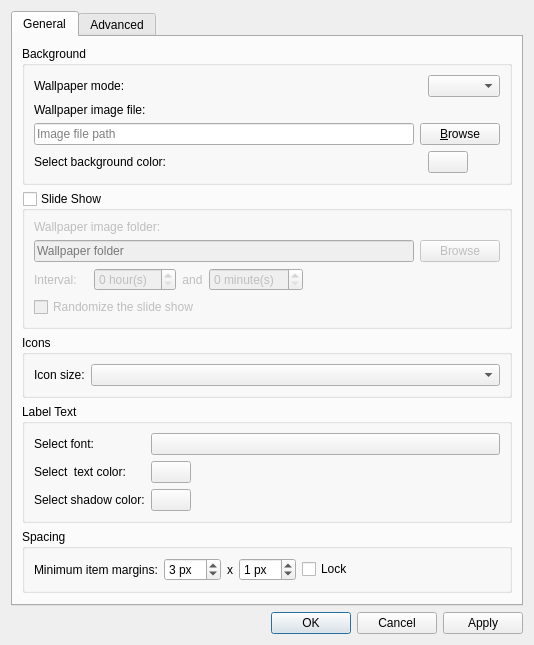
Old version of the form pcmanfm/desktop-preferences.ui in the repository lxqt/pcmanfm-qt.
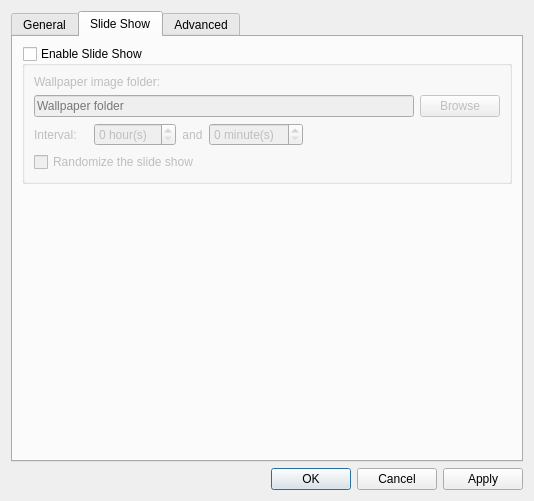
New version of the form. The open tabs and pages were chosen to show the change. Custom widgets are drawn as their Qt base class.

Commit message: Remember last wallpaper

```diff
--- a/pcmanfm/desktop-preferences.ui
+++ b/pcmanfm/desktop-preferences.ui
@@ -7,7 +7,7 @@
     <x>0</x>
     <y>0</y>
     <width>534</width>
-    <height>500</height>
+    <height>434</height>
    </rect>
   </property>
   <property name="windowTitle">
@@ -113,124 +113,6 @@
          </layout>
         </widget>
        </item>
-       <item>
-        <widget class="QGroupBox" name="slideShow">
-         <property name="title">
-          <string>Slide Show</string>
-         </property>
-         <property name="checkable">
-          <bool>true</bool>
-         </property>
-         <property name="checked">
-          <bool>false</bool>
-         </property>
-         <layout class="QGridLayout" name="gridLayout_4">
-          <item row="0" column="0" colspan="7">
-           <widget class="QLabel" name="label_10">
-            <property name="text">
-             <string>Wallpaper image folder:</string>
-            </property>
-           </widget>
-          </item>
-          <item row="1" column="6">
-           <widget class="QPushButton" name="folderBrowse">
-            <property name="text">
-             <string>Browse</string>
-            </property>
-           </widget>
-          </item>
-          <item row="2" column="2">
-           <widget class="QSpinBox" name="hours">
-            <property name="suffix">
-             <string> hour(s)</string>
-            </property>
-            <property name="maximum">
-             <number>24</number>
-            </property>
-           </widget>
-          </item>
-          <item row="2" column="3">
-           <widget class="QLabel" name="label_12">
-            <property name="text">
-             <string>and</string>
-            </property>
-            <property name="alignment">
-             <set>Qt::AlignCenter</set>
-            </property>
-            <property name="margin">
-             <number>5</number>
-            </property>
-           </widget>
-          </item>
-          <item row="2" column="0">
-           <widget class="QLabel" name="label_11">
-            <property name="toolTip">
-             <string>Intervals less than 5min will be ignored</string>
-            </property>
-            <property name="text">
-             <string>Interval:</string>
-            </property>
-           </widget>
-          </item>
-          <item row="2" column="4">
-           <widget class="QSpinBox" name="minutes">
-            <property name="suffix">
-             <string> minute(s)</string>
-            </property>
-            <property name="maximum">
-             <number>55</number>
-            </property>
-            <property name="singleStep">
-             <number>5</number>
-            </property>
-           </widget>
-          </item>
-          <item row="2" column="5">
-           <spacer name="horizontalSpacer_2">
-            <property name="orientation">
-             <enum>Qt::Horizontal</enum>
-            </property>
-            <property name="sizeHint" stdset="0">
-             <size>
-              <width>10</width>
-              <height>5</height>
-             </size>
-            </property>
-           </spacer>
-          </item>
-          <item row="1" column="0" colspan="6">
-           <widget class="QLineEdit" name="imageFolder">
-            <property name="placeholderText">
-             <string>Wallpaper folder</string>
-            </property>
-           </widget>
-          </item>
-          <item row="2" column="1">
-           <spacer name="horizontalSpacer_3">
-            <property name="orientation">
-             <enum>Qt::Horizontal</enum>
-            </property>
-            <property name="sizeType">
-             <enum>QSizePolicy::Minimum</enum>
-            </property>
-            <property name="sizeHint" stdset="0">
-             <size>
-              <width>5</width>
-              <height>5</height>
-             </size>
-            </property>
-           </spacer>
-          </item>
-          <item row="3" column="0" colspan="6">
-           <widget class="QCheckBox" name="randomize">
-            <property name="text">
-             <string>Randomize the slide show</string>
-            </property>
-           </widget>
-          </item>
-         </layout>
-        </widget>
-       </item>
        <item>
         <widget class="QGroupBox" name="groupBox_5">
          <property name="title">
@@ -428,6 +310,144 @@
        </item>
       </layout>
      </widget>
+     <widget class="QWidget" name="bgPage">
+      <attribute name="title">
+       <string>Slide Show</string>
+      </attribute>
+      <layout class="QVBoxLayout" name="verticalLayout_3">
+       <item>
+        <widget class="QGroupBox" name="slideShow">
+         <property name="title">
+          <string>Enable Slide Show</string>
+         </property>
+         <property name="checkable">
+          <bool>true</bool>
+         </property>
+         <property name="checked">
+          <bool>false</bool>
+         </property>
+         <layout class="QGridLayout" name="gridLayout_4">
+          <item row="0" column="0" colspan="7">
+           <widget class="QLabel" name="label_10">
+            <property name="text">
+             <string>Wallpaper image folder:</string>
+            </property>
+           </widget>
+          </item>
+          <item row="1" column="6">
+           <widget class="QPushButton" name="folderBrowse">
+            <property name="text">
+             <string>Browse</string>
+            </property>
+           </widget>
+          </item>
+          <item row="2" column="2">
+           <widget class="QSpinBox" name="hours">
+            <property name="suffix">
+             <string> hour(s)</string>
+            </property>
+            <property name="maximum">
+             <number>24</number>
+            </property>
+           </widget>
+          </item>
+          <item row="2" column="3">
+           <widget class="QLabel" name="label_12">
+            <property name="text">
+             <string>and</string>
+            </property>
+            <property name="alignment">
+             <set>Qt::AlignCenter</set>
+            </property>
+            <property name="margin">
+             <number>5</number>
+            </property>
+           </widget>
+          </item>
+          <item row="2" column="0">
+           <widget class="QLabel" name="label_11">
+            <property name="toolTip">
+             <string>Intervals less than 5min will be ignored</string>
+            </property>
+            <property name="text">
+             <string>Interval:</string>
+            </property>
+           </widget>
+          </item>
+          <item row="2" column="4">
+           <widget class="QSpinBox" name="minutes">
+            <property name="suffix">
+             <string> minute(s)</string>
+            </property>
+            <property name="maximum">
+             <number>55</number>
+            </property>
+            <property name="singleStep">
+             <number>5</number>
+            </property>
+           </widget>
+          </item>
+          <item row="2" column="5">
+           <spacer name="horizontalSpacer_2">
+            <property name="orientation">
+             <enum>Qt::Horizontal</enum>
+            </property>
+            <property name="sizeHint" stdset="0">
+             <size>
+              <width>10</width>
+              <height>5</height>
+             </size>
+            </property>
+           </spacer>
+          </item>
+          <item row="1" column="0" colspan="6">
+           <widget class="QLineEdit" name="imageFolder">
+            <property name="placeholderText">
+             <string>Wallpaper folder</string>
+            </property>
+           </widget>
+          </item>
+          <item row="2" column="1">
+           <spacer name="horizontalSpacer_3">
+            <property name="orientation">
+             <enum>Qt::Horizontal</enum>
+            </property>
+            <property name="sizeType">
+             <enum>QSizePolicy::Minimum</enum>
+            </property>
+            <property name="sizeHint" stdset="0">
+             <size>
+              <width>5</width>
+              <height>5</height>
+             </size>
+            </property>
+           </spacer>
+          </item>
+          <item row="3" column="0" colspan="6">
+           <widget class="QCheckBox" name="randomize">
+            <property name="text">
+             <string>Randomize the slide show</string>
+            </property>
+           </widget>
+          </item>
+         </layout>
+        </widget>
+       </item>
+       <item>
+        <spacer name="verticalSpacer_3">
+         <property name="orientation">
+          <enum>Qt::Vertical</enum>
+         </property>
+         <property name="sizeHint" stdset="0">
+          <size>
+           <width>20</width>
+           <height>40</height>
+          </size>
+         </property>
+        </spacer>
+       </item>
+      </layout>
+     </widget>
      <widget class="QWidget" name="advancedPage">
       <attribute name="title">
        <string>Advanced</string>
```
The commit also changes 4 other files.
